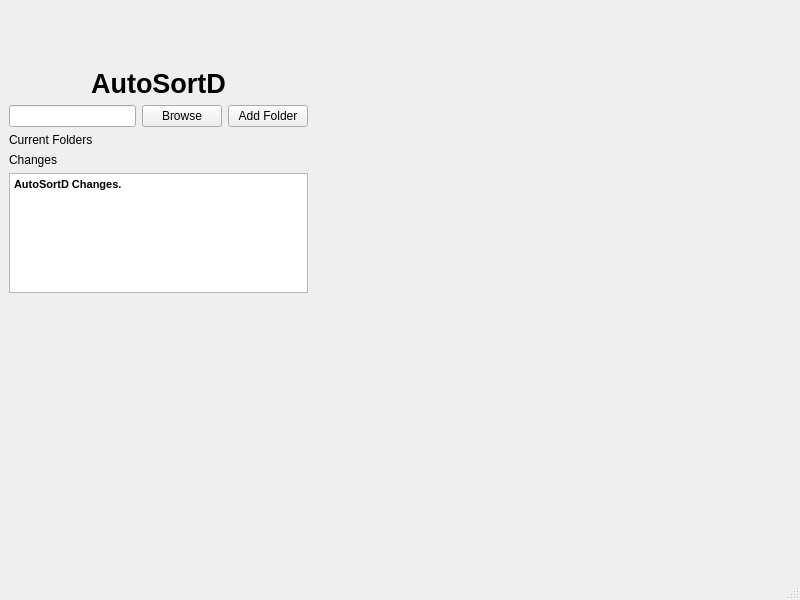
Above: mainwindow.ui from eswarm/AutoSortD before the change. Below: the same form after it.
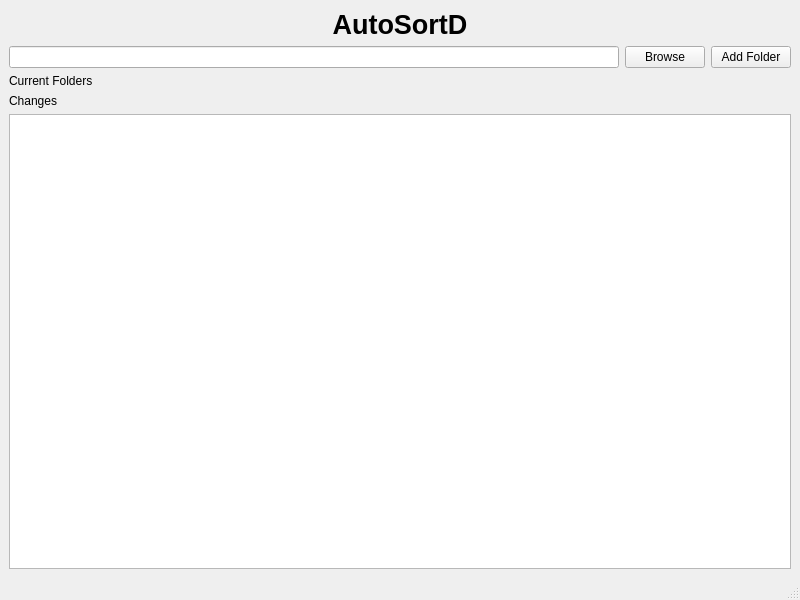
That is the form after the change.

```diff
--- a/mainwindow.ui
+++ b/mainwindow.ui
@@ -17,15 +17,6 @@
    <string notr="true"/>
   </property>
   <widget class="QWidget" name="centralwidget">
-   <widget class="QWidget" name="">
-    <property name="geometry">
-     <rect>
-      <x>9</x>
-      <y>68</y>
-      <width>299</width>
-      <height>225</height>
-     </rect>
-    </property>
     <layout class="QVBoxLayout" name="verticalLayout">
      <item>
       <widget class="QLabel" name="label">
@@ -89,13 +80,11 @@
 &lt;html&gt;&lt;head&gt;&lt;meta name=&quot;qrichtext&quot; content=&quot;1&quot; /&gt;&lt;style type=&quot;text/css&quot;&gt;
 p, li { white-space: pre-wrap; }
 &lt;/style&gt;&lt;/head&gt;&lt;body style=&quot; font-family:'MS Shell Dlg 2'; font-size:8.25pt; font-weight:400; font-style:normal;&quot;&gt;
-&lt;p style=&quot; margin-top:0px; margin-bottom:0px; margin-left:0px; margin-right:0px; -qt-block-indent:0; text-indent:0px;&quot;&gt;&lt;span style=&quot; font-weight:600;&quot;&gt;AutoSortD Changes. &lt;/span&gt;&lt;/p&gt;
 &lt;p style=&quot;-qt-paragraph-type:empty; margin-top:0px; margin-bottom:0px; margin-left:0px; margin-right:0px; -qt-block-indent:0; text-indent:0px;&quot;&gt;&lt;br /&gt;&lt;/p&gt;&lt;/body&gt;&lt;/html&gt;</string>
        </property>
       </widget>
      </item>
     </layout>
-   </widget>
   </widget>
   <widget class="QStatusBar" name="statusbar"/>
  </widget>
```
Lines whose indentation alone changed are shown as unchanged.
